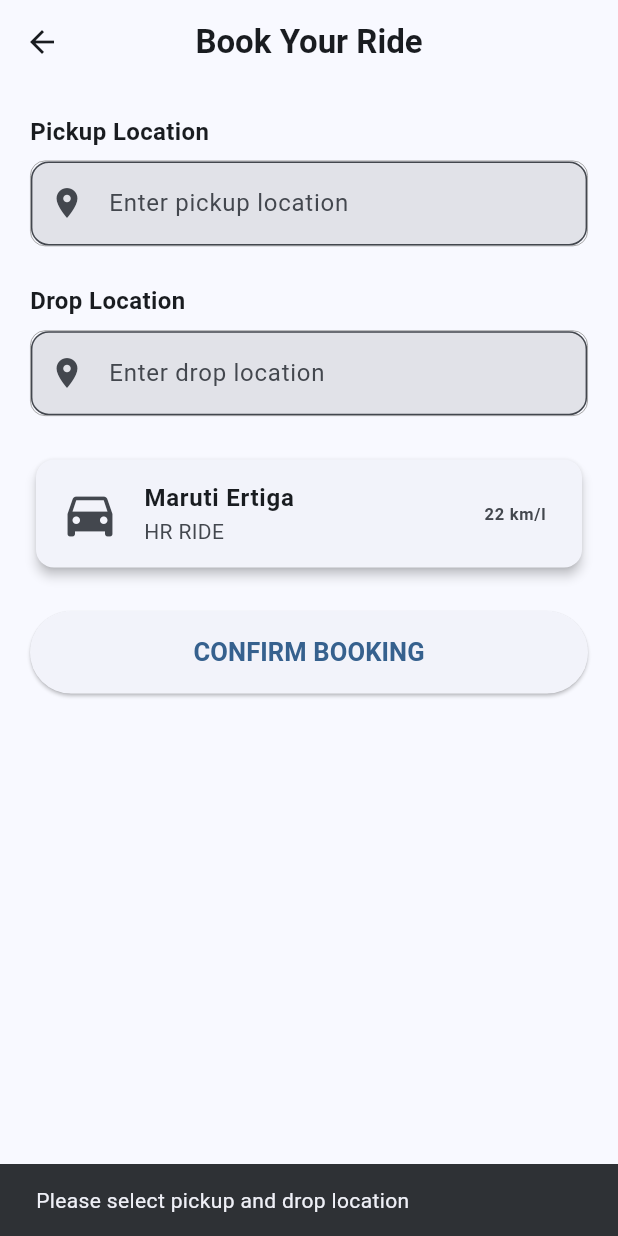
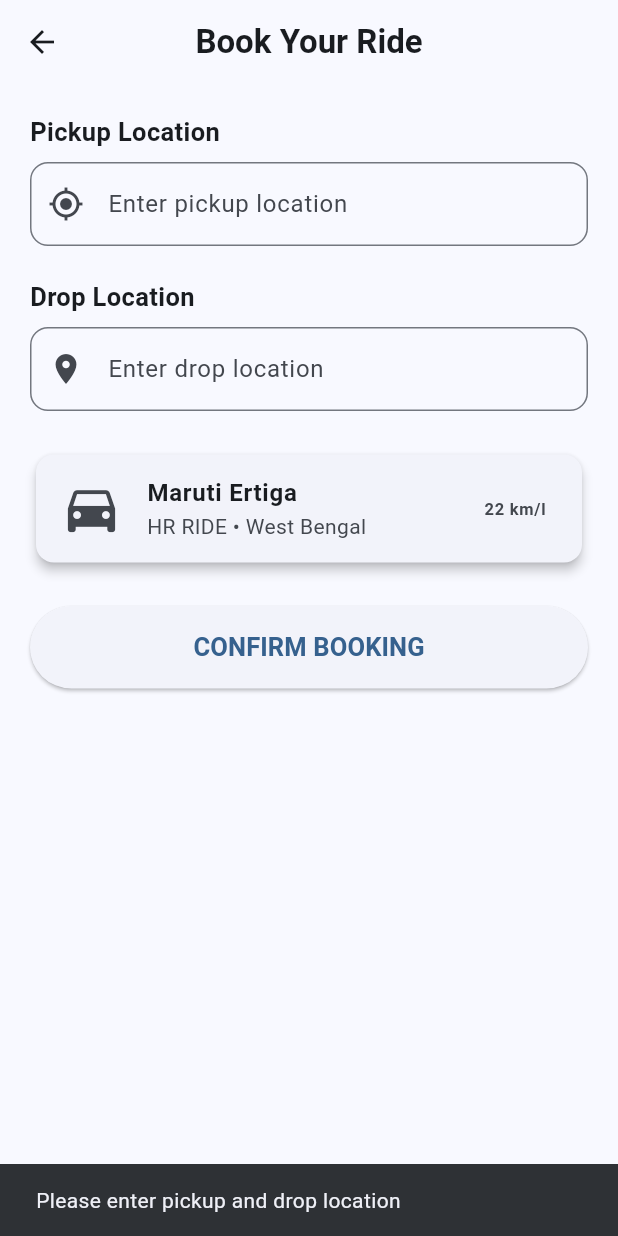
Before and after one commit to skramjanali/Hr-ride, a Flutter app: the BookingPage screen opened directly, after a tap on "CONFIRM BOOKING", on a phone screen of 412 x 824 dp. Run offline on Flutter 3.47's test engine with Material 3 defaults, Android fonts, the phone set to English and light mode, and no system bars; drawn by our look-alikes of google_places_flutter.

Commit message:
Refactor location input fields and remove API usage
Removed Google Places API integration and replaced it with standard TextFields for pickup and drop locations. Updated UI elements for better user experience.

```diff
--- a/lib/main.dart
+++ b/lib/main.dart
@@ -1,6 +1,4 @@
 import 'package:flutter/material.dart';
-import 'package:google_places_flutter/google_places_flutter.dart';
-import 'package:google_places_flutter/model/prediction.dart';
 
 void main() {
   runApp(const HRRideApp());
@@ -15,7 +13,9 @@ class HRRideApp extends StatelessWidget {
       debugShowCheckedModeBanner: false,
       title: 'HR RIDE',
       theme: ThemeData(
-        colorScheme: ColorScheme.fromSeed(seedColor: Colors.blue),
+        colorScheme: ColorScheme.fromSeed(
+          seedColor: Colors.blue,
+        ),
         useMaterial3: true,
       ),
       home: const HomePage(),
@@ -98,25 +98,11 @@ class _BookingPageState extends State<BookingPage> {
   final pickupController = TextEditingController();
   final dropController = TextEditingController();
 
-  // এখানে আপনার Google Maps API Key বসাবেন
-  final String googleApiKey = 'YOUR_GOOGLE_MAPS_API_KEY';
-
   @override
   void dispose() {
     pickupController.dispose();
     dropController.dispose();
     super.dispose();
-  }
-
-  InputDecoration locationDecoration(String hint) {
-    return InputDecoration(
-      hintText: hint,
-      prefixIcon: const Icon(Icons.location_on),
-      border: OutlineInputBorder(
-        borderRadius: BorderRadius.circular(12),
-      ),
-      filled: true,
-    );
   }
 
   @override
@@ -137,113 +123,43 @@ class _BookingPageState extends State<BookingPage> {
             const Text(
               'Pickup Location',
               style: TextStyle(
-                fontSize: 16,
+                fontSize: 17,
                 fontWeight: FontWeight.bold,
               ),
             ),
-
             const SizedBox(height: 8),
 
-            GooglePlaceAutoCompleteTextField(
-              textEditingController: pickupController,
-              googleAPIKey: googleApiKey,
-              inputDecoration: locationDecoration(
-                'Enter pickup location',
+            TextField(
+              controller: pickupController,
+              decoration: InputDecoration(
+                hintText: 'Enter pickup location',
+                prefixIcon: const Icon(Icons.my_location),
+                border: OutlineInputBorder(
+                  borderRadius: BorderRadius.circular(12),
+                ),
               ),
-              debounceTime: 600,
-              countries: const ['in'],
-              isLatLngRequired: true,
-              getPlaceDetailWithLatLng: (Prediction prediction) {
-                debugPrint(
-                  'Pickup: ${prediction.description}',
-                );
-                debugPrint(
-                  'Latitude: ${prediction.lat}',
-                );
-                debugPrint(
-                  'Longitude: ${prediction.lng}',
-                );
-              },
-              itemClick: (Prediction prediction) {
-                pickupController.text =
-                    prediction.description ?? '';
-                pickupController.selection =
-                    TextSelection.fromPosition(
-                  TextPosition(
-                    offset: pickupController.text.length,
-                  ),
-                );
-              },
-              itemBuilder: (
-                BuildContext context,
-                int index,
-                Prediction prediction,
-              ) {
-                return ListTile(
-                  leading: const Icon(Icons.location_on),
-                  title: Text(
-                    prediction.description ?? '',
-                  ),
-                );
-              },
-              seperatedBuilder: const Divider(),
             ),
 
-            const SizedBox(height: 25),
+            const SizedBox(height: 22),
 
             const Text(
               'Drop Location',
               style: TextStyle(
-                fontSize: 16,
+                fontSize: 17,
                 fontWeight: FontWeight.bold,
               ),
             ),
-
             const SizedBox(height: 8),
 
-            GooglePlaceAutoCompleteTextField(
-              textEditingController: dropController,
-              googleAPIKey: googleApiKey,
-              inputDecoration: locationDecoration(
-                'Enter drop location',
+            TextField(
+              controller: dropController,
+              decoration: InputDecoration(
+                hintText: 'Enter drop location',
+                prefixIcon: const Icon(Icons.location_on),
+                border: OutlineInputBorder(
+                  borderRadius: BorderRadius.circular(12),
+                ),
               ),
-              debounceTime: 600,
-              countries: const ['in'],
-              isLatLngRequired: true,
-              getPlaceDetailWithLatLng: (Prediction prediction) {
-                debugPrint(
-                  'Drop: ${prediction.description}',
-                );
-                debugPrint(
-                  'Latitude: ${prediction.lat}',
-                );
-                debugPrint(
-                  'Longitude: ${prediction.lng}',
-                );
-              },
-              itemClick: (Prediction prediction) {
-                dropController.text =
-                    prediction.description ?? '';
-                dropController.selection =
-                    TextSelection.fromPosition(
-                  TextPosition(
-                    offset: dropController.text.length,
-                  ),
-                );
-              },
-              itemBuilder: (
-                BuildContext context,
-                int index,
-                Prediction prediction,
-              ) {
-                return ListTile(
-                  leading: const Icon(Icons.location_on),
-                  title: Text(
-                    prediction.description ?? '',
-                  ),
-                );
-              },
-              seperatedBuilder: const Divider(),
             ),
 
             const SizedBox(height: 25),
@@ -253,7 +169,7 @@ class _BookingPageState extends State<BookingPage> {
               child: const ListTile(
                 leading: Icon(
                   Icons.directions_car,
-                  size: 40,
+                  size: 42,
                 ),
                 title: Text(
                   'Maruti Ertiga',
@@ -261,7 +177,7 @@ class _BookingPageState extends State<BookingPage> {
                     fontWeight: FontWeight.bold,
                   ),
                 ),
-                subtitle: Text('HR RIDE'),
+                subtitle: Text('HR RIDE • West Bengal'),
                 trailing: Text(
                   '22 km/l',
                   style: TextStyle(
@@ -278,24 +194,44 @@ class _BookingPageState extends State<BookingPage> {
               height: 55,
               child: ElevatedButton(
                 onPressed: () {
-                  if (pickupController.text.trim().isEmpty ||
-                      dropController.text.trim().isEmpty) {
+                  final pickup =
+                      pickupController.text.trim();
+                  final drop =
+                      dropController.text.trim();
+
+                  if (pickup.isEmpty || drop.isEmpty) {
                     ScaffoldMessenger.of(context).showSnackBar(
                       const SnackBar(
                         content: Text(
-                          'Please select pickup and drop location',
+                          'Please enter pickup and drop location',
                         ),
                       ),
                     );
                     return;
                   }
 
-                  ScaffoldMessenger.of(context).showSnackBar(
-                    const SnackBar(
-                      content: Text(
-                        'Booking request submitted!',
-                      ),
-                    ),
+                  showDialog(
+                    context: context,
+                    builder: (context) {
+                      return AlertDialog(
+                        title: const Text(
+                          'Booking Confirmed',
+                        ),
+                        content: Text(
+                          'Pickup: $pickup\n\n'
+                          'Drop: $drop\n\n'
+                          'Vehicle: Maruti Ertiga',
+                        ),
+                        actions: [
+                          TextButton(
+                            onPressed: () {
+                              Navigator.pop(context);
+                            },
+                            child: const Text('OK'),
+                          ),
+                        ],
+                      );
+                    },
                   );
                 },
                 child: const Text(
```
